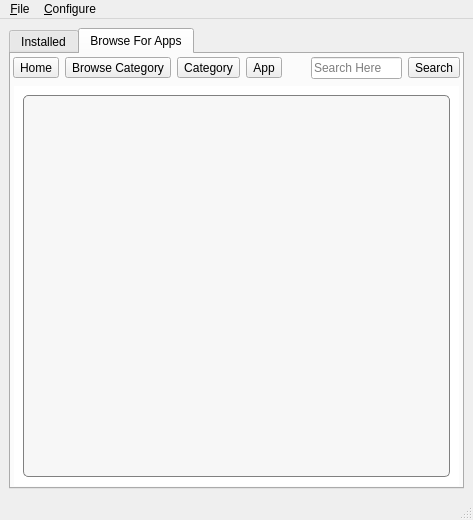
Above: src-qt4/pc-softwaremanager/mainUI.ui from trueos/pcbsd before the change. Below: the same form after it.
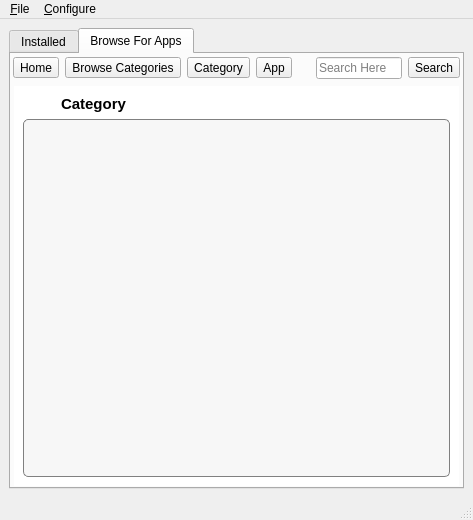
That is the form after the change. The open tabs and pages were chosen to show the change. Icons and pictures are not drawn.

Commit message: minor cosmetic change to the visility of the category buttons in the AppCafe Browser. Also show which category is being viewed when browsing a particular category.

```diff
--- a/src-qt4/pc-softwaremanager/mainUI.ui
+++ b/src-qt4/pc-softwaremanager/mainUI.ui
@@ -680,7 +680,7 @@
           <item>
            <widget class="QToolButton" name="tool_browse_gotocat">
             <property name="text">
-             <string>Browse Category</string>
+             <string>Browse Categories</string>
             </property>
             <property name="icon">
              <iconset resource="SoftwareManager.qrc">
@@ -924,6 +924,43 @@
           </widget>
           <widget class="QWidget" name="page_cat">
            <layout class="QVBoxLayout" name="verticalLayout_9">
+            <item>
+             <layout class="QHBoxLayout" name="horizontalLayout_2">
+              <item>
+               <widget class="QLabel" name="label_cat_icon">
+                <property name="maximumSize">
+                 <size>
+                  <width>32</width>
+                  <height>32</height>
+                 </size>
+                </property>
+                <property name="text">
+                 <string notr="true"/>
+                </property>
+                <property name="pixmap">
+                 <pixmap resource="SoftwareManager.qrc">:/icons/appcafe.png</pixmap>
+                </property>
+                <property name="scaledContents">
+                 <bool>true</bool>
+                </property>
+               </widget>
+              </item>
+              <item>
+               <widget class="QLabel" name="label_cat_name">
+                <property name="font">
+                 <font>
+                  <pointsize>11</pointsize>
+                  <weight>75</weight>
+                  <bold>true</bold>
+                 </font>
+                </property>
+                <property name="text">
+                 <string>Category</string>
+                </property>
+               </widget>
+              </item>
+             </layout>
+            </item>
             <item>
              <widget class="QScrollArea" name="scroll_br_cat_apps">
               <property name="widgetResizable">
@@ -934,8 +971,8 @@
                 <rect>
                  <x>0</x>
                  <y>0</y>
-                 <width>98</width>
-                 <height>28</height>
+                 <width>435</width>
+                 <height>346</height>
                 </rect>
                </property>
                <layout class="QVBoxLayout" name="verticalLayout_23"/>
```
Left out of the diff: 6 changed lines with no effect on the pictures. The commit also changes 1 other file.
